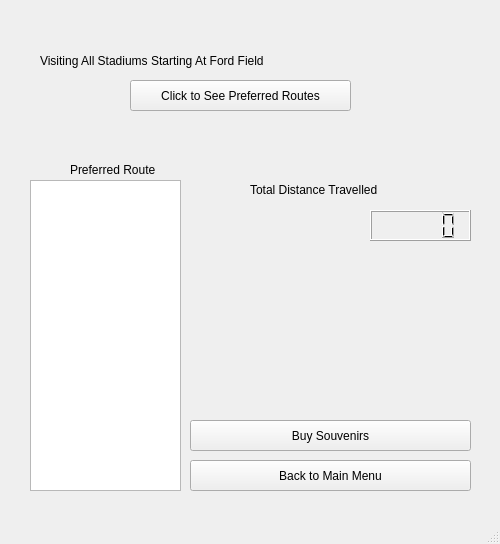
Old version of the form startatfordfield.ui in the repository Jesus0342/CS1D-Project-2.
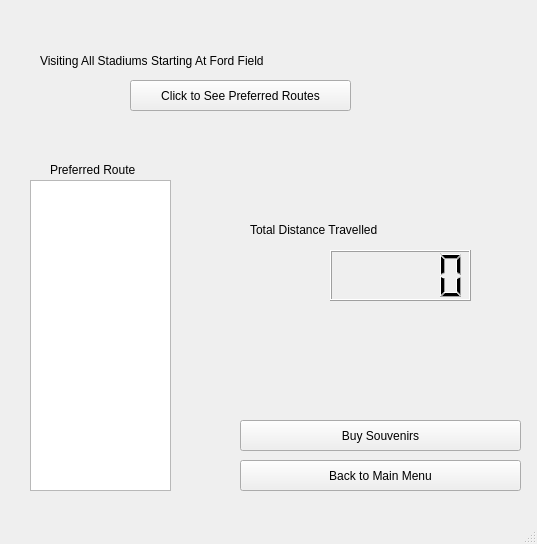
New version of the form.

What changed in the file:
```diff
--- a/startatfordfield.ui
+++ b/startatfordfield.ui
@@ -6,7 +6,7 @@
    <rect>
     <x>0</x>
     <y>0</y>
-    <width>500</width>
+    <width>537</width>
     <height>544</height>
    </rect>
   </property>
@@ -46,9 +46,9 @@
    <widget class="QLabel" name="label_2">
     <property name="geometry">
      <rect>
-      <x>70</x>
+      <x>50</x>
       <y>160</y>
-      <width>111</width>
+      <width>121</width>
       <height>20</height>
      </rect>
     </property>
@@ -62,10 +62,10 @@
    <widget class="QLCDNumber" name="lcdNumber_distanceTravelled">
     <property name="geometry">
      <rect>
-      <x>370</x>
-      <y>210</y>
-      <width>101</width>
-      <height>31</height>
+      <x>330</x>
+      <y>250</y>
+      <width>141</width>
+      <height>51</height>
      </rect>
     </property>
    </widget>
@@ -73,7 +73,7 @@
     <property name="geometry">
      <rect>
       <x>250</x>
-      <y>180</y>
+      <y>220</y>
       <width>231</width>
       <height>20</height>
      </rect>
@@ -88,7 +88,7 @@
    <widget class="QPushButton" name="pushButton_buySouvenirs">
     <property name="geometry">
      <rect>
-      <x>190</x>
+      <x>240</x>
       <y>420</y>
       <width>281</width>
       <height>31</height>
@@ -114,7 +114,7 @@
    <widget class="QPushButton" name="pushButton_buySouvenirs_2">
     <property name="geometry">
      <rect>
-      <x>190</x>
+      <x>240</x>
       <y>460</y>
       <width>281</width>
       <height>31</height>
@@ -129,7 +129,7 @@
      <rect>
       <x>30</x>
       <y>180</y>
-      <width>151</width>
+      <width>141</width>
       <height>311</height>
      </rect>
     </property>
```
Left out of the diff: 4 changed lines with no effect on the pictures.
